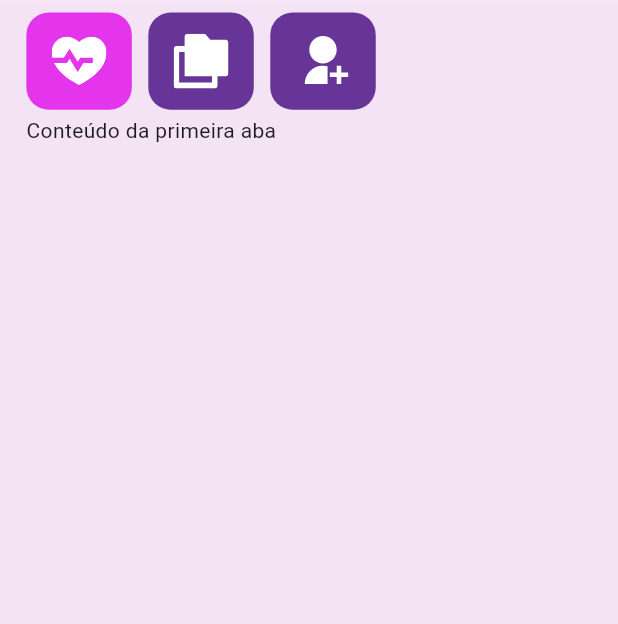
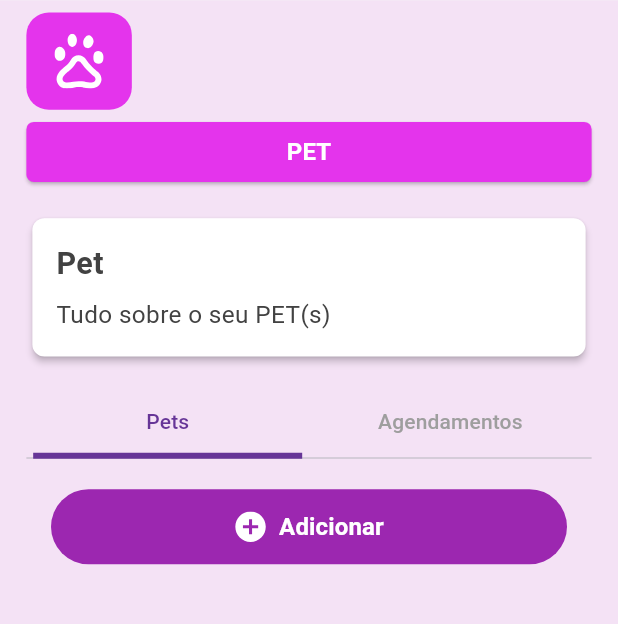
Before and after one commit to Daniel-Ryro/flutter-teste, a Flutter app: the PetsScreen screen opened directly, on a phone screen of 412 x 824 dp, the part 85-709 px from its top. Run offline on Flutter 3.47's test engine with Material 3 defaults, Android fonts, the phone set to English and light mode, and no system bars; our stand-ins replace dio, flutter_screenutil, flutter_secure_storage, flutter_svg, get_it; accounts and stored records are empty.

Commit message:
create pets layout

```diff
--- a/lib/features/pets/presentation/pets_screen.dart
+++ b/lib/features/pets/presentation/pets_screen.dart
@@ -1,8 +1,13 @@
 import 'package:flutter/material.dart';
 import 'package:flutter_screenutil/flutter_screenutil.dart';
+import 'package:guarda_digital_flutter/features/after_life/widgets/title_section.dart';
 import '../../../core/widgets/custom_app_bar.dart';
+import '../../../core/widgets/rectangle_button.dart';
 import '../../../core/widgets/tab_icon_row_widget.dart';
 import '../../../styles.dart';
+import '../widgets/agendamento_tab_content.dart';
+import '../widgets/pet_card.dart';
+import '../widgets/pet_tab_content.dart';
 
 class PetsScreen extends StatefulWidget {
   const PetsScreen({super.key});
@@ -16,7 +21,9 @@ class _PetsScreenState extends State<PetsScreen> {
 
   @override
   Widget build(BuildContext context) {
-    return Scaffold(
+    return DefaultTabController(
+      length: 2,
+      child: Scaffold(
         backgroundColor: AppColors.onbackground,
         appBar: const CustomAppBar(
           leftIconPath: 'assets/icon/loco_horizontal_ic.svg',
@@ -33,9 +40,7 @@ class _PetsScreenState extends State<PetsScreen> {
             children: [
               TabIconRow(
                 icons: const [
-                'assets/icon/heart_ic.svg',
-                'assets/icon/file_ic.svg',
-                'assets/icon/add_person_ic.svg',
+                  'assets/icon/pets_ic.svg',
                 ],
                 selectedIndex: _selectedTabIndex,
                 onTabSelected: (index) {
@@ -45,29 +50,39 @@ class _PetsScreenState extends State<PetsScreen> {
                 },
               ),
               SizedBox(height: 4.h),
-            _buildContent(),
+              RectangleButton(
+                text: 'PET',
+                color: AppColors.pink,
+                onPressed: () {},
+              ),
+              SizedBox(height: 16.h),
+              const PetCard(),
+              SizedBox(height: 16.h),
+              const TabBar(
+                indicator: UnderlineTabIndicator(
+                  borderSide: BorderSide(width: 4.0, color: AppColors.primary),
+                  insets: EdgeInsets.symmetric(horizontal: 100.0),
+                ),
+                labelColor: AppColors.primary,
+                unselectedLabelColor: Colors.grey,
+                tabs: [
+                  Tab(text: 'Pets'),
+                  Tab(text: 'Agendamentos'),
                 ],
+              ),
+              SizedBox(
+                height: 300.h,
+                child: const TabBarView(
+                  children: [
+                    PetsTabContent(),
+                    AgendamentoTabContent(),
+                  ],
+                ),
+              ),
+            ],
+          ),
         ),
       ),
     );
   }
-
-  Widget _buildContent() {
-    switch (_selectedTabIndex) {
-      case 0:
-        return Container(
-          child: Text("Conteúdo da primeira aba"),
-        );
-      case 1:
-        return Container(
-          child: Text("Conteúdo da segunda aba"),
-        );
-      case 2:
-        return Container(
-          child: Text("Conteúdo da terceira aba"),
-        );
-      default:
-        return Container();
 }
-  }
-}
--- /dev/null
+++ b/lib/features/pets/widgets/pet_card.dart
@@ -0,0 +1,34 @@
+import 'package:flutter/material.dart';
+import 'package:flutter_screenutil/flutter_screenutil.dart';
+import 'package:guarda_digital_flutter/features/after_life/widgets/title_section.dart';
+import '../../../styles.dart';
+
+class PetCard extends StatelessWidget {
+  const PetCard({super.key});
+
+  @override
+  Widget build(BuildContext context) {
+    return SizedBox(
+      width: double.infinity,
+      child: Card(
+        color: Colors.white,
+        shape: RoundedRectangleBorder(
+          borderRadius: BorderRadius.circular(8.0),
+        ),
+        elevation: 2,
+        child: const Padding(
+          padding: EdgeInsets.all(16.0),
+          child: Column(
+            crossAxisAlignment: CrossAxisAlignment.start,
+            children: [
+              TitleSection(
+                title: 'Pet',
+                subtitle: 'Tudo sobre o seu PET(s)',
+              ),
+            ],
+          ),
+        ),
+      ),
+    );
+  }
+}
--- /dev/null
+++ b/lib/features/pets/widgets/pet_tab_content.dart
@@ -0,0 +1,63 @@
+import 'package:flutter/material.dart';
+import 'package:flutter_screenutil/flutter_screenutil.dart';
+import 'package:flutter_svg/flutter_svg.dart';
+import 'package:guarda_digital_flutter/features/pets/widgets/add_form.dart';
+import '../../../core/widgets/action_button_widget.dart';
+
+class PetsTabContent extends StatelessWidget {
+  const PetsTabContent({Key? key}) : super(key: key);
+
+  void _showAddPetForm(BuildContext context) {
+    showModalBottomSheet(
+      context: context,
+      isScrollControlled: true,
+      shape: const RoundedRectangleBorder(
+        borderRadius: BorderRadius.vertical(top: Radius.circular(20)),
+      ),
+      builder: (context) => Padding(
+        padding: EdgeInsets.only(
+          bottom: MediaQuery.of(context).viewInsets.bottom,
+          left: 16.w,
+          right: 16.w,
+        ),
+        child: const FractionallySizedBox(
+          heightFactor: 0.9,
+          child: AddPetForm(),
+        ),
+      ),
+    );
+  }
+
+  @override
+  Widget build(BuildContext context) {
+    return Column(
+      children: [
+        SizedBox(height: 20.h),
+        ActionButton(
+          text: 'Adicionar',
+          onPressed: () => _showAddPetForm(context),
+          textColor: Colors.white,
+          buttonColor: Colors.purple,
+          fontSize: 16.0,
+          borderRadius: 40.0,
+          width: 344.0,
+          height: 50.0,
+          icon: SvgPicture.asset(
+            'assets/icon/add_ic.svg',
+            width: 20.w,
+            height: 20.h,
+          ),
+          iconPosition: IconPosition.left,
+        ),
+        SizedBox(height: 20.h),
+        Expanded(
+          child: ListView(
+            children: const [
+              // Aqui você pode adicionar os itens da lista de pets como mostrado anteriormente
+            ],
+          ),
+        ),
+      ],
+    );
+  }
+}
```
Also changed, not shown: lib/features/pets/widgets/add_form.dart (added, +104 -0 lines), lib/features/pets/widgets/agendamento_item.dart (added, +70 -0 lines), lib/features/pets/widgets/agendamento_tab_content.dart (added, +52 -0 lines), lib/features/pets/widgets/form_section_title.dart (added, +30 -0 lines), lib/features/pets/widgets/pet_form.dart (added, +124 -0 lines), lib/features/pets/widgets/pet_list_item.dart (added, +80 -0 lines), lib/features/pets/widgets/tutor_form.dart (added, +109 -0 lines). Lines whose indentation alone changed are shown as unchanged.
